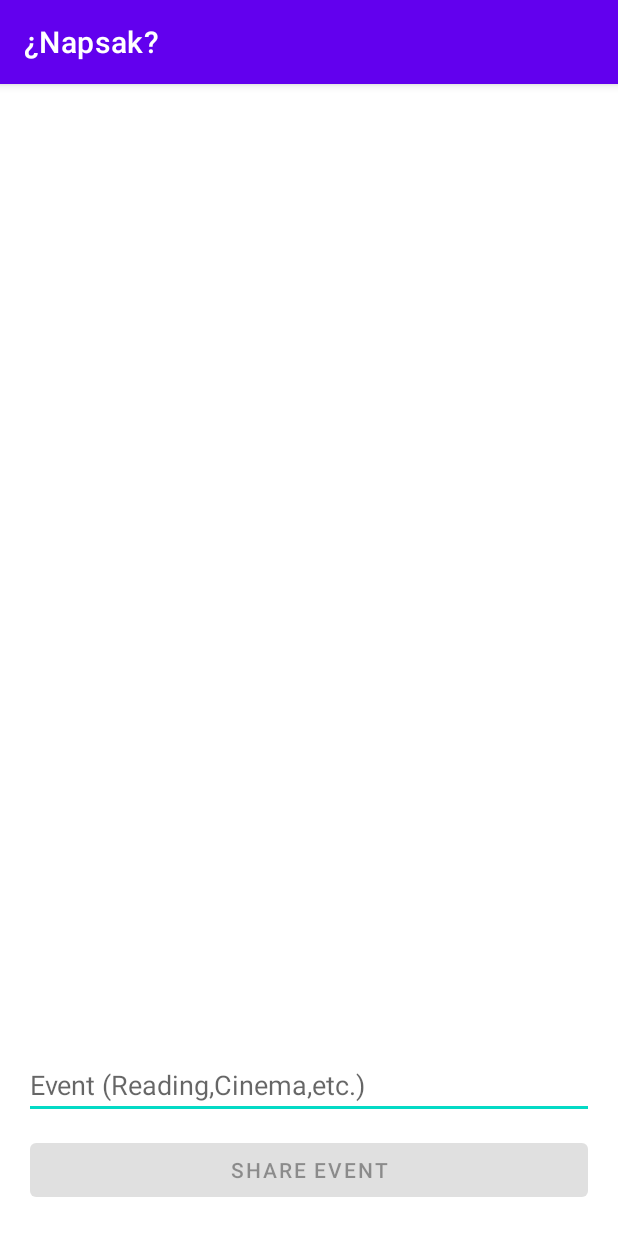
After one commit to eminkartci/NapsakApp_Kotlin, an Android app: the NewEventActivity screen opened directly, with no data from a screen before it, on a phone screen of 412 x 824 dp. The commit adds this screen. Run offline under Robolectric (Android 15) with nearby library versions, the light colour scheme and no system bars.

Commit message:
New Event activity and XML is designed

```diff
--- a/app/src/main/AndroidManifest.xml
+++ b/app/src/main/AndroidManifest.xml
@@ -9,6 +9,9 @@
         android:roundIcon="@mipmap/ic_launcher_round"
         android:supportsRtl="true"
         android:theme="@style/Theme.Napsak_App">
+        <activity
+            android:name=".NewEventActivity"
+            android:exported="false" />
         <activity
             android:name=".PersonalTestActivity"
             android:exported="true" />
--- a/app/src/main/java/com/example/napsak_app/MainActivity.kt
+++ b/app/src/main/java/com/example/napsak_app/MainActivity.kt
@@ -146,7 +146,8 @@ class MainActivity : AppCompatActivity() {
                 // Inform the user
                 Toast.makeText(mainContext,"New Events!!",Toast.LENGTH_SHORT).show()
                 // update the events
-                setEvents()
+                val newEventIntent = Intent(mainContext,R.layout.activity_new_event::class.java)
+                startActivity(newEventIntent)
             }
         }
     }
--- /dev/null
+++ b/app/src/main/java/com/example/napsak_app/NewEventActivity.kt
@@ -0,0 +1,11 @@
+package com.example.napsak_app
+
+import androidx.appcompat.app.AppCompatActivity
+import android.os.Bundle
+
+class NewEventActivity : AppCompatActivity() {
+    override fun onCreate(savedInstanceState: Bundle?) {
+        super.onCreate(savedInstanceState)
+        setContentView(R.layout.activity_new_event)
+    }
+}
--- /dev/null
+++ b/app/src/main/res/layout/activity_new_event.xml
@@ -0,0 +1,37 @@
+<?xml version="1.0" encoding="utf-8"?>
+<androidx.constraintlayout.widget.ConstraintLayout xmlns:android="http://schemas.android.com/apk/res/android"
+    xmlns:app="http://schemas.android.com/apk/res-auto"
+    xmlns:tools="http://schemas.android.com/tools"
+    android:layout_width="match_parent"
+    android:layout_height="match_parent"
+    tools:context=".NewEventActivity">
+
+    <Button
+        android:id="@+id/btnShareEvent"
+        android:layout_width="0dp"
+        android:layout_height="wrap_content"
+        android:layout_marginStart="20dp"
+        android:layout_marginEnd="20dp"
+        android:layout_marginBottom="20dp"
+        android:enabled="false"
+        android:text="Share Event"
+        app:layout_constraintBottom_toBottomOf="parent"
+        app:layout_constraintEnd_toEndOf="parent"
+        app:layout_constraintStart_toStartOf="parent" />
+
+    <EditText
+        android:id="@+id/etEventTitle"
+        android:layout_width="0dp"
+        android:layout_height="wrap_content"
+        android:layout_marginStart="16dp"
+        android:layout_marginEnd="16dp"
+        android:layout_marginBottom="10dp"
+        android:digits="abcdefghijklmnoprstuvyz_-0123456789"
+        android:ems="10"
+        android:hint="Event (Reading,Cinema,etc.)"
+        android:imeOptions="actionDone"
+        android:inputType="text"
+        app:layout_constraintBottom_toTopOf="@+id/btnShareEvent"
+        app:layout_constraintEnd_toEndOf="parent"
+        app:layout_constraintStart_toStartOf="parent" />
+</androidx.constraintlayout.widget.ConstraintLayout>
```
